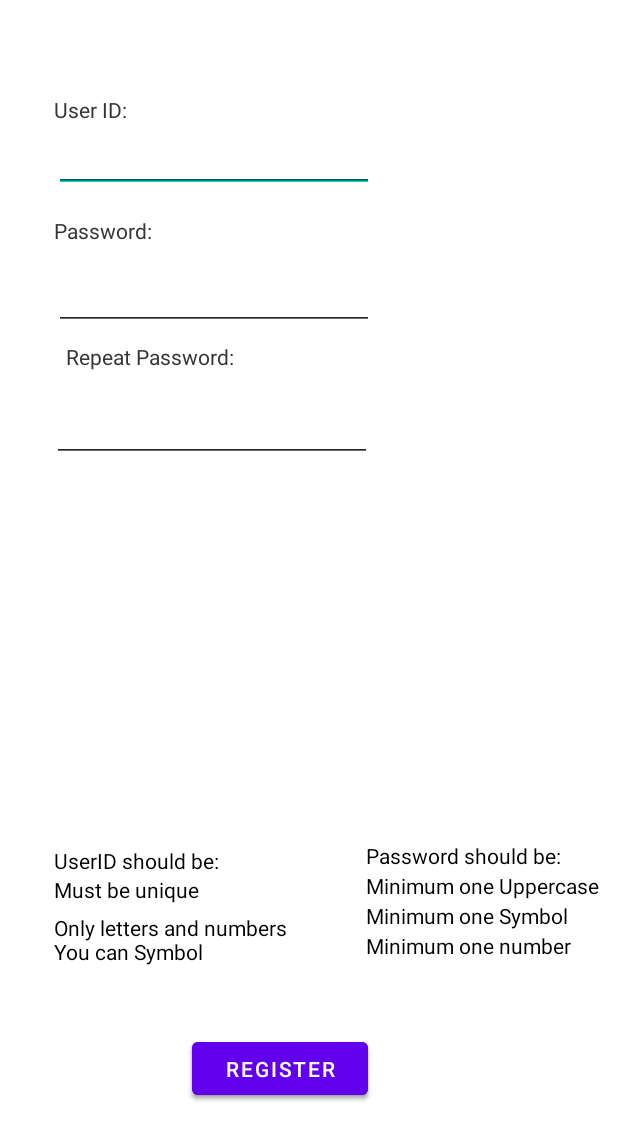
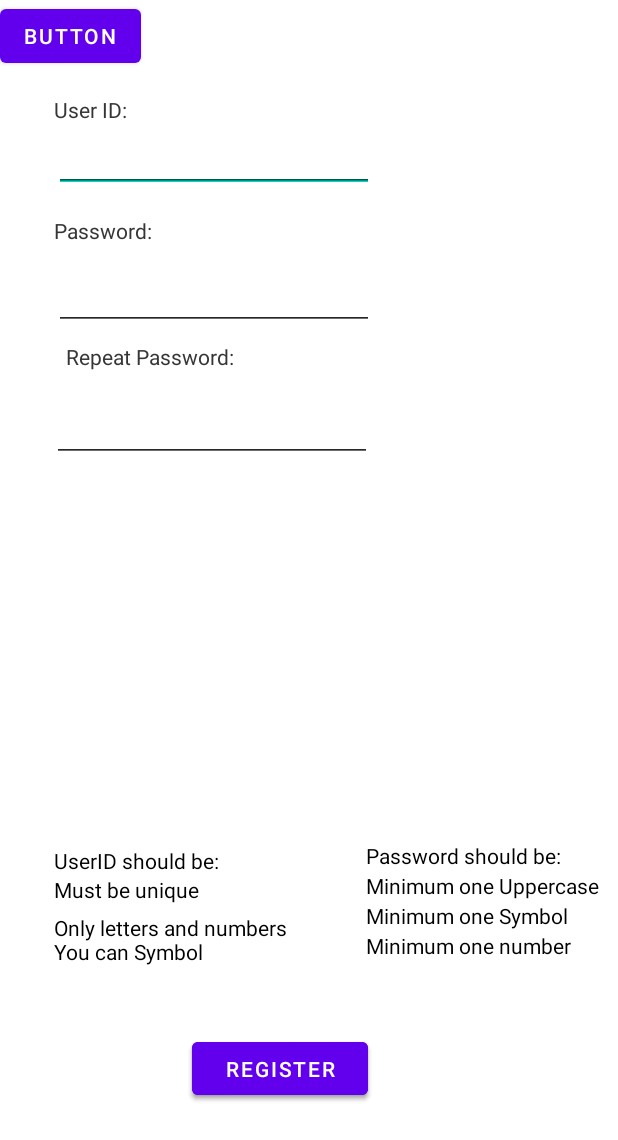
Before and after one commit to mjayari/PFE_Project, an Android app: the layout signupactivity.xml on its own in the app's theme, with its tools: preview values and no code run, on a phone screen of 412 x 824 dp. Shown: the top 1140 px of the screen. Run offline under Robolectric (Android 15) with nearby library versions, the phone set to English and light mode, and no system bars.

Commit message:
-Adding Test Button

```diff
--- a/1- java_android/app/src/main/res/layout/signupactivity.xml
+++ b/1- java_android/app/src/main/res/layout/signupactivity.xml
@@ -219,6 +219,14 @@
             app:layout_constraintBottom_toTopOf="@+id/textView22"
             app:layout_constraintStart_toStartOf="@+id/textView22" />
 
+        <Button
+            android:id="@+id/button7"
+            android:layout_width="wrap_content"
+            android:layout_height="wrap_content"
+            android:text="Button"
+            tools:layout_editor_absoluteX="278dp"
+            tools:layout_editor_absoluteY="597dp" />
+
 
     </androidx.constraintlayout.widget.ConstraintLayout>
 
```
